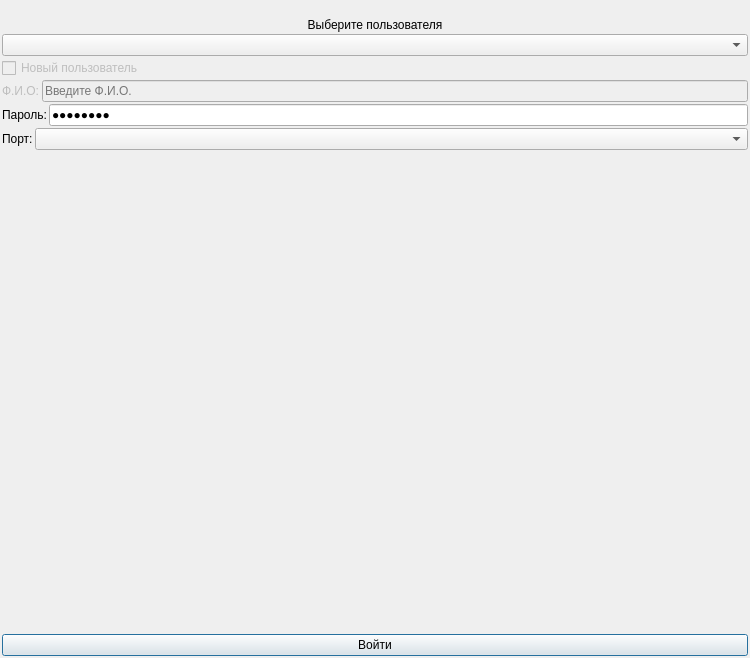
Nodens-LOTGA/CircuitTester, file src/StartUpDialog.ui: the form before one commit.
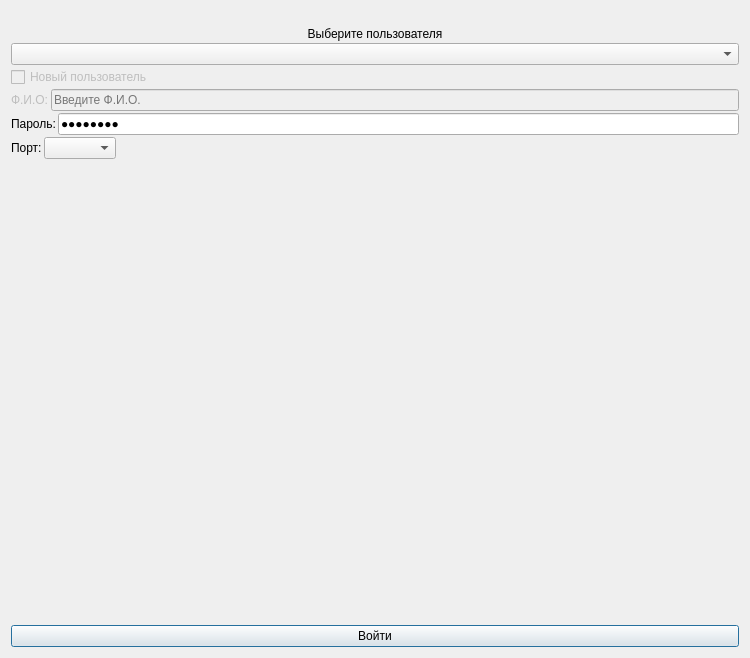
The form after the commit. Icons and pictures are not drawn.

What changed in the file:
```diff
--- a/src/StartUpDialog.ui
+++ b/src/StartUpDialog.ui
@@ -19,16 +19,16 @@
   </property>
   <layout class="QGridLayout" name="gridLayout">
    <property name="leftMargin">
-    <number>2</number>
+    <number>11</number>
    </property>
    <property name="topMargin">
-    <number>2</number>
+    <number>11</number>
    </property>
    <property name="rightMargin">
-    <number>2</number>
+    <number>11</number>
    </property>
    <property name="bottomMargin">
-    <number>2</number>
+    <number>11</number>
    </property>
    <property name="spacing">
     <number>2</number>
@@ -141,6 +141,19 @@
      <item>
       <widget class="QComboBox" name="portCB"/>
      </item>
+     <item>
+      <spacer name="horizontalSpacer">
+       <property name="orientation">
+        <enum>Qt::Horizontal</enum>
+       </property>
+       <property name="sizeHint" stdset="0">
+        <size>
+         <width>40</width>
+         <height>20</height>
+        </size>
+       </property>
+      </spacer>
+     </item>
     </layout>
    </item>
    <item row="1" column="0">
```
